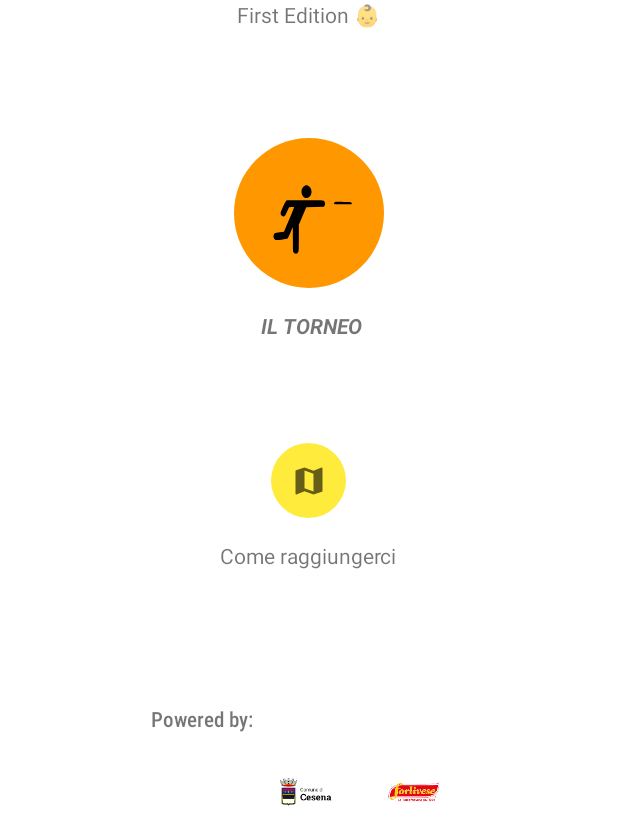
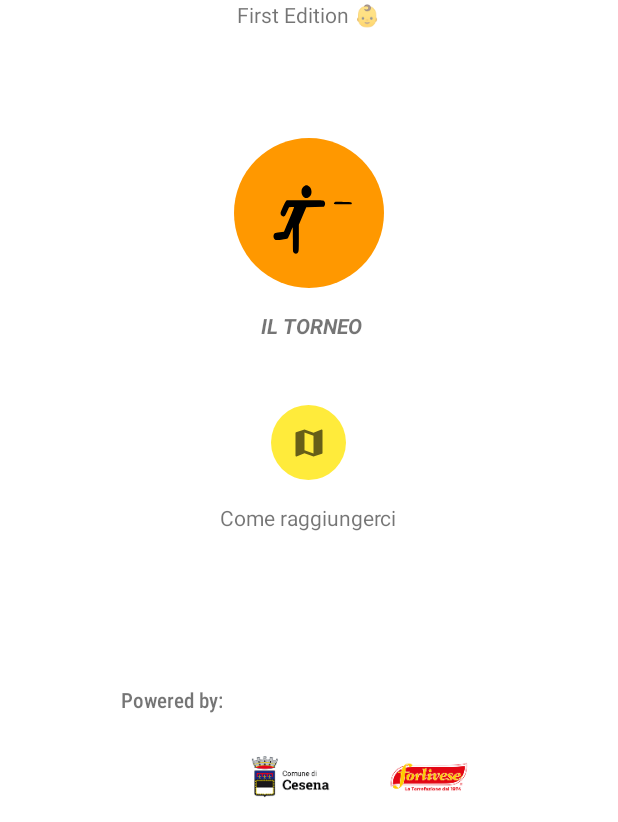
Before and after one commit to messo96/TimeToShine, an Android app: the screen it shows after launch (MainActivity), on a phone screen of 412 x 824 dp, the part 414-1236 px from its top. Run offline under Robolectric (Android 15) with nearby library versions, the light colour scheme and no system bars; Roboto replaces fonts that are not available here.

Commit message:
icon sponsor fixed

```diff
--- a/app/src/main/res/layout/choose_main_home.xml
+++ b/app/src/main/res/layout/choose_main_home.xml
@@ -96,7 +96,6 @@
     <LinearLayout
         android:layout_width="match_parent"
         android:layout_height="wrap_content"
-        android:layout_marginTop="25dp"
         android:layout_marginBottom="25dp"
         android:orientation="vertical">
 
@@ -134,18 +133,20 @@
             android:layout_height="match_parent"
             android:fontFamily="sans-serif-condensed-medium"
             android:gravity="center"
-            android:text="Powered by:" />
+            android:text="@string/sponsor_tag" />
 
         <ImageView
-            android:layout_width="40dp"
-            android:layout_height="40dp"
+            android:id="@+id/logo_comune_cesena"
+            android:layout_width="60dp"
+            android:layout_height="60dp"
             android:layout_marginHorizontal="@dimen/fab_margin"
             android:contentDescription="logo del comune di cesena"
             android:src="@mipmap/ic_comune_cesena" />
 
         <ImageView
-            android:layout_width="40dp"
-            android:layout_height="40dp"
+            android:id="@+id/logo_la_forlivese"
+            android:layout_width="60dp"
+            android:layout_height="60dp"
             android:layout_marginHorizontal="@dimen/fab_margin"
             android:contentDescription="logo torrefazione la forlivese"
             android:src="@mipmap/ic_la_forlivese" />
--- a/app/src/main/res/values/strings.xml
+++ b/app/src/main/res/values/strings.xml
@@ -1,4 +1,5 @@
 <resources>
     <string name="app_name">TimeToShine</string>
     <string name="action_settings">Settings</string>
+    <string name="sponsor_tag">Powered by:</string>
 </resources>
```
Also changed, not shown: app/src/main/java/com/example/timetoshine/MainActivity.java (+30 -0 lines).
